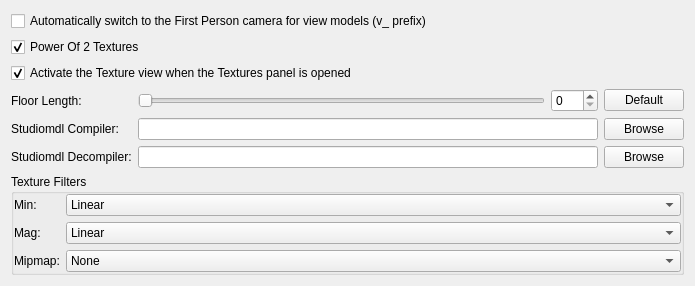
This is src/hlam/ui/options/OptionsPageStudioModel.ui in SamVanheer/HalfLifeAssetManager as Qt 5 draws it before an edit. The edited form follows.
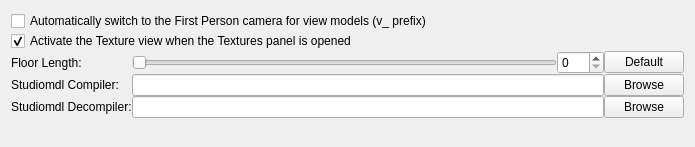
This is the edited form.

Commit message: Move texture resizing and filter settings to menu, remove from options & Textures panel

The edit to the form file:
```diff
--- a/src/hlam/ui/options/OptionsPageStudioModel.ui
+++ b/src/hlam/ui/options/OptionsPageStudioModel.ui
@@ -7,31 +7,27 @@
     <x>0</x>
     <y>0</y>
     <width>695</width>
-    <height>269</height>
+    <height>147</height>
    </rect>
   </property>
   <property name="windowTitle">
    <string>Form</string>
   </property>
   <layout class="QVBoxLayout" name="verticalLayout">
+   <property name="spacing">
+    <number>0</number>
+   </property>
    <item>
     <layout class="QGridLayout" name="gridLayout_3">
      <property name="bottomMargin">
       <number>0</number>
      </property>
      <item row="4" column="1" colspan="2">
+      <widget class="QLineEdit" name="Decompiler"/>
+     </item>
+     <item row="3" column="1" colspan="2">
       <widget class="QLineEdit" name="Compiler"/>
      </item>
-     <item row="1" column="0" colspan="4">
-      <widget class="QCheckBox" name="PowerOf2Textures">
-       <property name="text">
-        <string>Power Of 2 Textures</string>
-       </property>
-       <property name="checked">
-        <bool>true</bool>
-       </property>
-      </widget>
-     </item>
      <item row="0" column="0" colspan="4">
       <widget class="QCheckBox" name="AutodetectViewmodels">
        <property name="text">
@@ -39,193 +35,74 @@
        </property>
       </widget>
      </item>
-     <item row="4" column="3">
+     <item row="1" column="0" colspan="4">
+      <widget class="QCheckBox" name="ActivateTextureViewWhenTexturesPanelOpened">
+       <property name="text">
+        <string>Activate the Texture view when the Textures panel is opened</string>
+       </property>
+       <property name="checked">
+        <bool>true</bool>
+       </property>
+      </widget>
+     </item>
+     <item row="3" column="3">
       <widget class="QPushButton" name="BrowseCompiler">
        <property name="text">
         <string>Browse</string>
        </property>
       </widget>
      </item>
-     <item row="5" column="0">
+     <item row="2" column="2">
+      <widget class="QSpinBox" name="FloorLengthSpinner">
+       <property name="maximum">
+        <number>100</number>
+       </property>
+      </widget>
+     </item>
+     <item row="2" column="0">
+      <widget class="QLabel" name="label">
+       <property name="text">
+        <string>Floor Length:</string>
+       </property>
+      </widget>
+     </item>
+     <item row="4" column="0">
       <widget class="QLabel" name="label_3">
        <property name="text">
         <string>Studiomdl Decompiler:</string>
        </property>
       </widget>
      </item>
-     <item row="5" column="1" colspan="2">
-      <widget class="QLineEdit" name="Decompiler"/>
-     </item>
-     <item row="3" column="3">
+     <item row="2" column="3">
       <widget class="QPushButton" name="ResetFloorLength">
        <property name="text">
         <string>Default</string>
        </property>
       </widget>
      </item>
-     <item row="3" column="1">
-      <widget class="QSlider" name="FloorLengthSlider">
-       <property name="orientation">
-        <enum>Qt::Horizontal</enum>
-       </property>
-      </widget>
-     </item>
-     <item row="5" column="3">
+     <item row="4" column="3">
       <widget class="QPushButton" name="BrowseDecompiler">
        <property name="text">
         <string>Browse</string>
        </property>
       </widget>
      </item>
-     <item row="4" column="0">
+     <item row="3" column="0">
       <widget class="QLabel" name="label_2">
        <property name="text">
         <string>Studiomdl Compiler:</string>
        </property>
       </widget>
      </item>
-     <item row="3" column="2">
-      <widget class="QSpinBox" name="FloorLengthSpinner">
-       <property name="maximum">
-        <number>100</number>
-       </property>
-      </widget>
-     </item>
-     <item row="3" column="0">
-      <widget class="QLabel" name="label">
-       <property name="text">
-        <string>Floor Length:</string>
-       </property>
-      </widget>
-     </item>
-     <item row="2" column="0" colspan="4">
-      <widget class="QCheckBox" name="ActivateTextureViewWhenTexturesPanelOpened">
-       <property name="text">
-        <string>Activate the Texture view when the Textures panel is opened</string>
-       </property>
-       <property name="checked">
-        <bool>true</bool>
+     <item row="2" column="1">
+      <widget class="QSlider" name="FloorLengthSlider">
+       <property name="orientation">
+        <enum>Qt::Horizontal</enum>
        </property>
       </widget>
      </item>
     </layout>
    </item>
-   <item>
-    <widget class="QGroupBox" name="groupBox">
-     <property name="title">
-      <string>Texture Filters</string>
-     </property>
-     <property name="flat">
-      <bool>true</bool>
-     </property>
-     <layout class="QGridLayout" name="gridLayout">
-      <property name="leftMargin">
-       <number>0</number>
-      </property>
-      <property name="topMargin">
-       <number>0</number>
-      </property>
-      <property name="rightMargin">
-       <number>0</number>
-      </property>
-      <property name="bottomMargin">
-       <number>0</number>
-      </property>
-      <item row="0" column="0">
-       <widget class="QLabel" name="label_10">
-        <property name="sizePolicy">
-         <sizepolicy hsizetype="Fixed" vsizetype="Preferred">
-          <horstretch>0</horstretch>
-          <verstretch>0</verstretch>
-         </sizepolicy>
-        </property>
-        <property name="text">
-         <string>Min:</string>
-        </property>
-       </widget>
-      </item>
-      <item row="0" column="1">
-       <widget class="QComboBox" name="MinFilter">
-        <property name="currentIndex">
-         <number>1</number>
-        </property>
-        <item>
-         <property name="text">
-          <string>Point</string>
-         </property>
-        </item>
-        <item>
-         <property name="text">
-          <string>Linear</string>
-         </property>
-        </item>
-       </widget>
-      </item>
-      <item row="1" column="0">
-       <widget class="QLabel" name="label_11">
-        <property name="sizePolicy">
-         <sizepolicy hsizetype="Fixed" vsizetype="Preferred">
-          <horstretch>0</horstretch>
-          <verstretch>0</verstretch>
-         </sizepolicy>
-        </property>
-        <property name="text">
-         <string>Mag:</string>
-        </property>
-       </widget>
-      </item>
-      <item row="1" column="1">
-       <widget class="QComboBox" name="MagFilter">
-        <property name="currentIndex">
-         <number>1</number>
-        </property>
-        <item>
-         <property name="text">
-          <string>Point</string>
-         </property>
-        </item>
-        <item>
-         <property name="text">
-          <string>Linear</string>
-         </property>
-        </item>
-       </widget>
-      </item>
-      <item row="2" column="0">
-       <widget class="QLabel" name="label_12">
-        <property name="sizePolicy">
-         <sizepolicy hsizetype="Fixed" vsizetype="Preferred">
-          <horstretch>0</horstretch>
-          <verstretch>0</verstretch>
-         </sizepolicy>
-        </property>
-        <property name="text">
-         <string>Mipmap:</string>
-        </property>
-       </widget>
-      </item>
-      <item row="2" column="1">
-       <widget class="QComboBox" name="MipmapFilter">
-        <item>
-         <property name="text">
-          <string>None</string>
-         </property>
-        </item>
-        <item>
-         <property name="text">
-          <string>Point</string>
-         </property>
-        </item>
-        <item>
-         <property name="text">
-          <string>Linear</string>
-         </property>
-        </item>
-       </widget>
-      </item>
-     </layout>
-    </widget>
-   </item>
    <item>
     <spacer name="verticalSpacer">
      <property name="orientation">
```
The commit also changes 14 other files.
